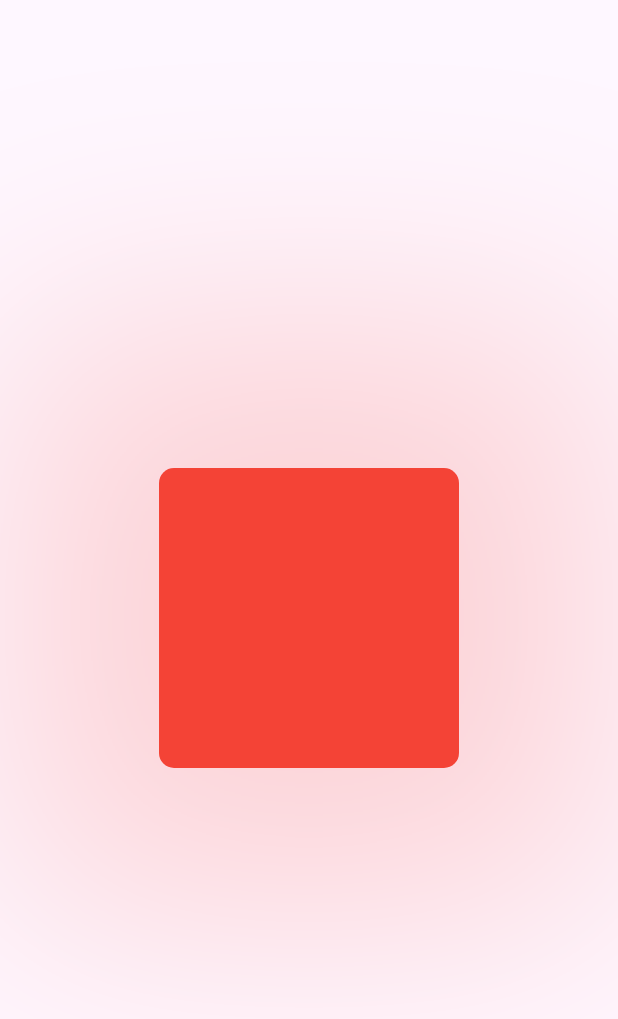
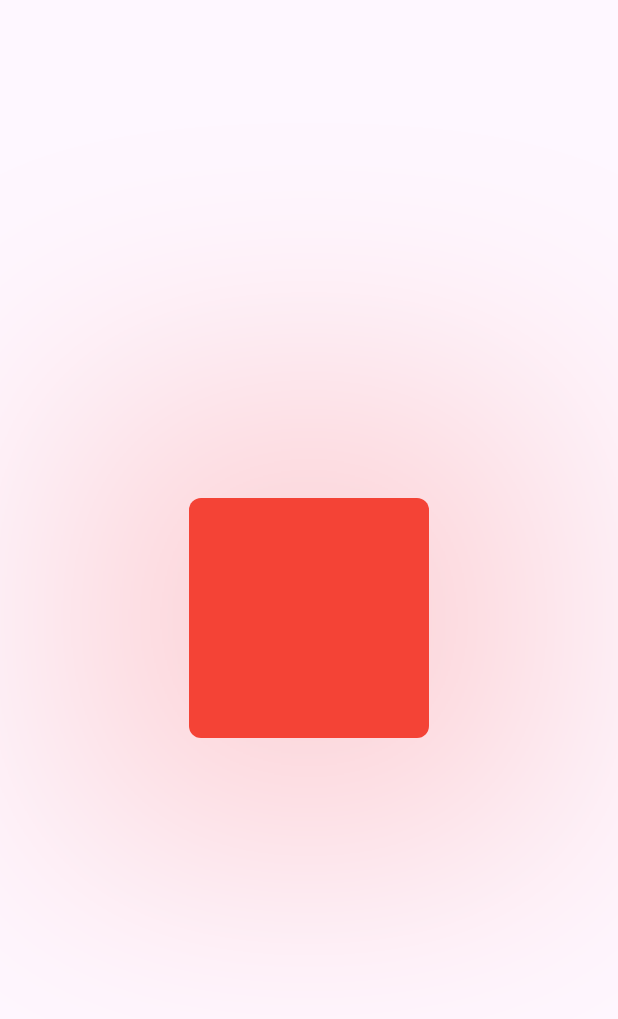
Before and after one commit to ChinmayMangela/flutteranimationpractice, a Flutter app: the screen it shows after launch, on a phone screen of 412 x 824 dp. Shown: the top 1019 px of the screen. Run offline on Flutter 3.47's test engine with Material 3 defaults, Android fonts, the phone set to English and light mode, and no system bars.

Commit message:
Pulsating Container animation

```diff
--- a/lib/implicit_animation_examples/card_flipping.dart
+++ b/lib/implicit_animation_examples/card_flipping.dart
@@ -1,5 +1,4 @@
 import 'dart:math';
-
 import 'package:flutter/material.dart';
 import 'package:flutteranimationpractice/implicit_animation_examples/card_rotation.dart';
 
@@ -28,7 +27,7 @@ class _CardFlippingState extends State<CardFlipping>
 
     _animation = Tween<double>(begin: 0, end: pi).animate(_animationController);
 
-    _animationController.reverse();
+    _animationController.repeat();
   }
 
   @override
--- /dev/null
+++ b/lib/implicit_animation_examples/pulsating_container.dart
@@ -0,0 +1,59 @@
+import 'package:flutter/material.dart';
+import 'package:flutteranimationpractice/implicit_animation_examples/card_rotation.dart';
+
+class PulsatingContainer extends StatefulWidget {
+  const PulsatingContainer({super.key});
+
+  @override
+  State<PulsatingContainer> createState() => _PulsatingContainerState();
+}
+
+class _PulsatingContainerState extends State<PulsatingContainer>
+    with SingleTickerProviderStateMixin {
+
+  late AnimationController _animationController;
+  late Animation<double> _sizeAnimation;
+
+  @override
+  void initState() {
+    super.initState();
+    _animationController = AnimationController(
+      vsync: this,
+      duration: const Duration(milliseconds: 1500)
+    );
+
+    _sizeAnimation = Tween<double>(begin: 1, end: 1.5).animate(
+      CurvedAnimation(parent: _animationController, curve: Curves.bounceInOut)
+    );
+
+    _animationController.repeat(
+      reverse: true
+    );
+  }
+
+  @override
+  void dispose() {
+    super.dispose();
+    _animationController.dispose();
+  }
+
+  @override
+  Widget build(BuildContext context) {
+    return Scaffold(
+      body: _buildBody(),
+    );
+  }
+
+
+  Widget _buildBody() {
+    return Center(
+      child: AnimatedBuilder(animation: _sizeAnimation, builder: (context, child) {
+        return Transform.scale(
+          alignment: Alignment.center,
+          scale: _animationController.value,
+          child: const MyCard(),
+        );
+      },),
+    );
+  }
+}
--- a/lib/main.dart
+++ b/lib/main.dart
@@ -1,6 +1,5 @@
 import 'package:flutter/material.dart';
-import 'package:flutteranimationpractice/implicit_animation_examples/card_flipping.dart';
-import 'package:flutteranimationpractice/implicit_animation_examples/card_rotation.dart';
+import 'package:flutteranimationpractice/implicit_animation_examples/pulsating_container.dart';
 
 void main() {
   runApp(const MyApp());
@@ -12,7 +11,7 @@ class MyApp extends StatelessWidget {
   @override
   Widget build(BuildContext context) {
     return const MaterialApp(
-      home: CardFlipping()
+      home: PulsatingContainer()
     );
   }
 }
```
